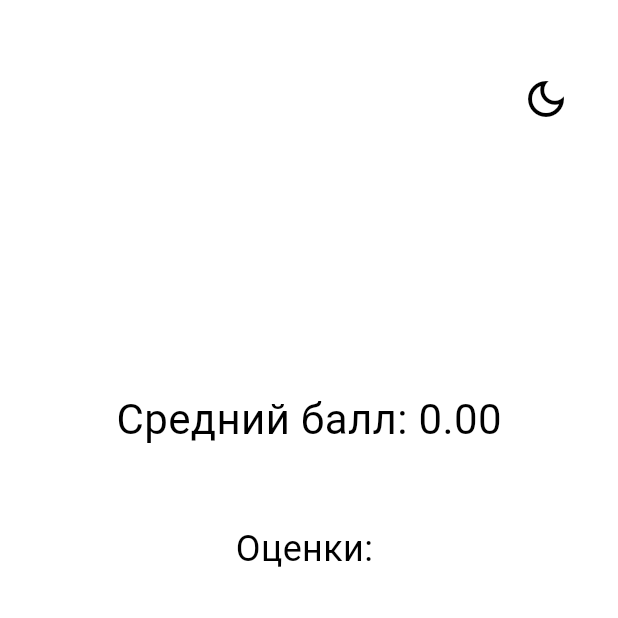
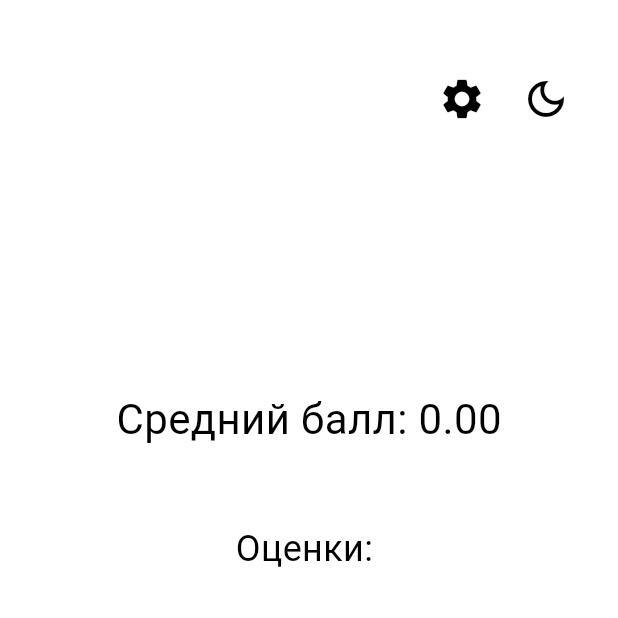
Before and after one commit to jaf1x/marks_counter, a Flutter app: the screen it shows after launch, on a phone screen of 412 x 824 dp, the top half of it. Run offline on Flutter 3.47's test engine with Material 3 defaults, Android fonts, the phone set to English and light mode, and no system bars.

Commit message:
добавил кнопку и меню настроек

```diff
--- a/lib/main.dart
+++ b/lib/main.dart
@@ -16,7 +16,6 @@ class MyApp extends StatelessWidget {
         colorScheme: ColorScheme.fromSeed(seedColor: Colors.white),
         useMaterial3: true,
         // scaffoldBackgroundColor: const Color.fromARGB(221, 30, 30, 30),
-        scaffoldBackgroundColor: const Color.fromARGB(221, 30, 30, 30)
       ),
       home: MainScreenWidget(),
     );
--- a/lib/screens/main_screen_widget.dart
+++ b/lib/screens/main_screen_widget.dart
@@ -52,6 +52,48 @@ class _MainScreenWidgetState extends State<MainScreenWidget> {
     });
   }
 
+  bool isCol = false;
+  void changeCol(){
+    isCol = !isCol;
+  }
+
+  void _showDialog(BuildContext context) {
+  showDialog(
+    context: context,
+    builder: (BuildContext context) {
+      return AlertDialog(
+        title: Text('Настройки'),
+        content: StatefulBuilder(
+          builder: (BuildContext context, StateSetter setState) {
+            return Column(
+              mainAxisSize: MainAxisSize.min,
+              children: [
+                CheckboxListTile(
+                  title: Text('Оценка "кол"'),
+                  value: isCol,
+                  onChanged: (bool? value) {
+                    setState(() {
+                      isCol = value ?? false; // Обновляем состояние чекбокса
+                    });
+                  },
+                ),
+              ],
+            );
+          },
+        ),
+        actions: [
+          TextButton(
+            onPressed: () {
+              Navigator.of(context).pop(); // Закрыть диалог
+            },
+            child: Text('Закрыть'),
+          ),
+        ],
+      );
+      },
+    );
+  }
+
   @override
   Widget build(BuildContext context) {
     return Scaffold(
@@ -84,7 +126,7 @@ class _MainScreenWidgetState extends State<MainScreenWidget> {
                       color: isDarkTheme ? Colors.white : Colors.black,
                     ),
                   ),
-                  SizedBox(height: 30),
+                  const SizedBox(height: 30),
 
                   // Кнопки оценок
                   Row(
@@ -114,7 +156,7 @@ class _MainScreenWidgetState extends State<MainScreenWidget> {
                       );
                     }),
                   ),
-                  SizedBox(height: 15),
+                  const SizedBox(height: 15),
                   Row(
                     mainAxisAlignment: MainAxisAlignment.center,
                     children: [
@@ -130,7 +172,7 @@ class _MainScreenWidgetState extends State<MainScreenWidget> {
                           ),
                         ),
                       ),
-                      SizedBox(width: 10),
+                      const SizedBox(width: 10),
                       SizedBox(
                         height: 50,
                         width: 170,
@@ -152,13 +194,26 @@ class _MainScreenWidgetState extends State<MainScreenWidget> {
           Padding(
             padding: const EdgeInsets.symmetric(horizontal: 24, vertical: 42),
             child: Align(
-
               alignment: Alignment.topRight, // Выравнивание по верхнему правому углу
               child: IconButton(
                 onPressed: changeTheme,
                 icon: Icon(
                   isDarkTheme ? Icons.light_mode_outlined : Icons.dark_mode_outlined,
                   color: isDarkTheme ? Colors.yellow : Colors.black,
+                ),
+                iconSize: 32,
+              ),
+            ),
+          ),
+          Padding(
+            padding: const EdgeInsets.symmetric(horizontal: 80, vertical: 42),
+            child: Align(
+              alignment: Alignment.topRight, // Выравнивание по верхнему правому углу
+              child: IconButton(
+                onPressed: () => _showDialog(context),
+                icon: Icon(
+                  Icons.settings,
+                  color: isDarkTheme ? Colors.white : Colors.black,
                 ),
                 iconSize: 32,
               ),
```
Also changed, not shown: 9 other files.
